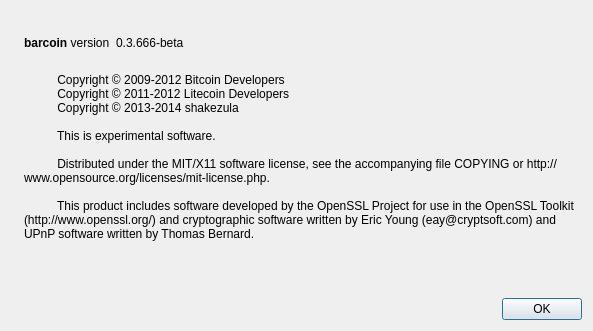
First picture: the form in src/qt/forms/aboutdialog.ui, repository teapartycoin/teapartycoin, before the edit.
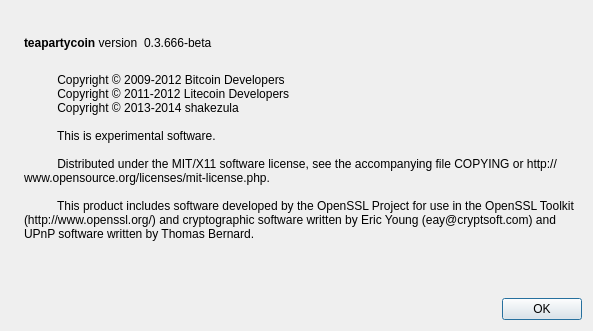
Second picture: the form after the edit. Icons and pictures are not drawn.

Patch:
```diff
--- a/src/qt/forms/aboutdialog.ui
+++ b/src/qt/forms/aboutdialog.ui
@@ -50,7 +50,7 @@
           <cursorShape>IBeamCursor</cursorShape>
          </property>
          <property name="text">
-          <string>&lt;b&gt;barcoin&lt;/b&gt; version</string>
+          <string>&lt;b&gt;teapartycoin&lt;/b&gt; version</string>
          </property>
          <property name="textInteractionFlags">
           <set>Qt::LinksAccessibleByMouse|Qt::TextSelectableByKeyboard|Qt::TextSelectableByMouse</set>
```
Left out of the diff: 2 changed lines with no effect on the pictures.
